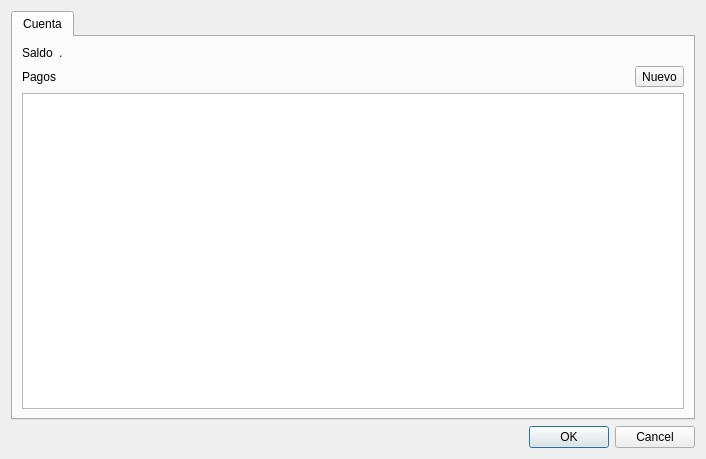
Above: banta/res/ui/client_details.ui from jerobarraco/banta before the change. Below: the same form after it.
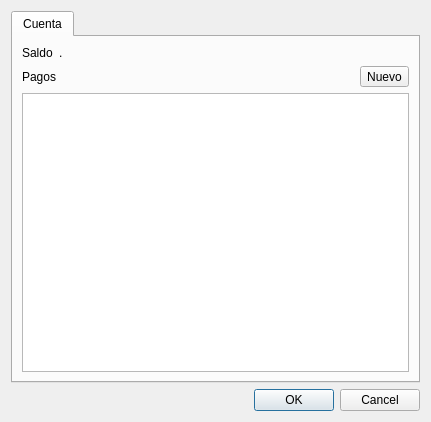
That is the form after the change.

```diff
--- a/banta/res/ui/client_details.ui
+++ b/banta/res/ui/client_details.ui
@@ -6,8 +6,8 @@
    <rect>
     <x>0</x>
     <y>0</y>
-    <width>706</width>
-    <height>459</height>
+    <width>431</width>
+    <height>422</height>
    </rect>
   </property>
   <property name="sizePolicy">
```
